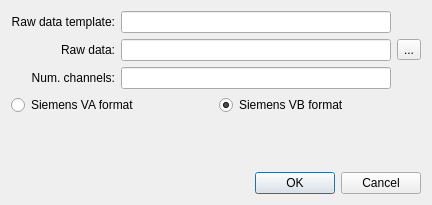
Above: src/gui/readrawdatadlg.ui from magland/sequencetree4 before the change. Below: the same form after it.
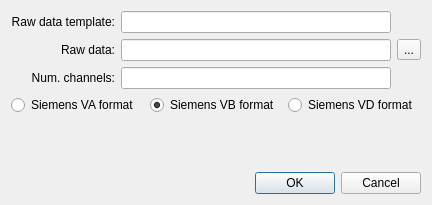
That is the form after the change.

The edit to the form file:
```diff
--- a/src/gui/readrawdatadlg.ui
+++ b/src/gui/readrawdatadlg.ui
@@ -86,6 +86,16 @@
        </property>
       </widget>
      </item>
+     <item>
+      <widget class="QRadioButton" name="siemens_vd_format" >
+       <property name="text" >
+        <string>Siemens VD format</string>
+       </property>
+       <property name="checked" >
+        <bool>false</bool>
+       </property>
+      </widget>
+     </item>
     </layout>
    </item>
    <item>
```
